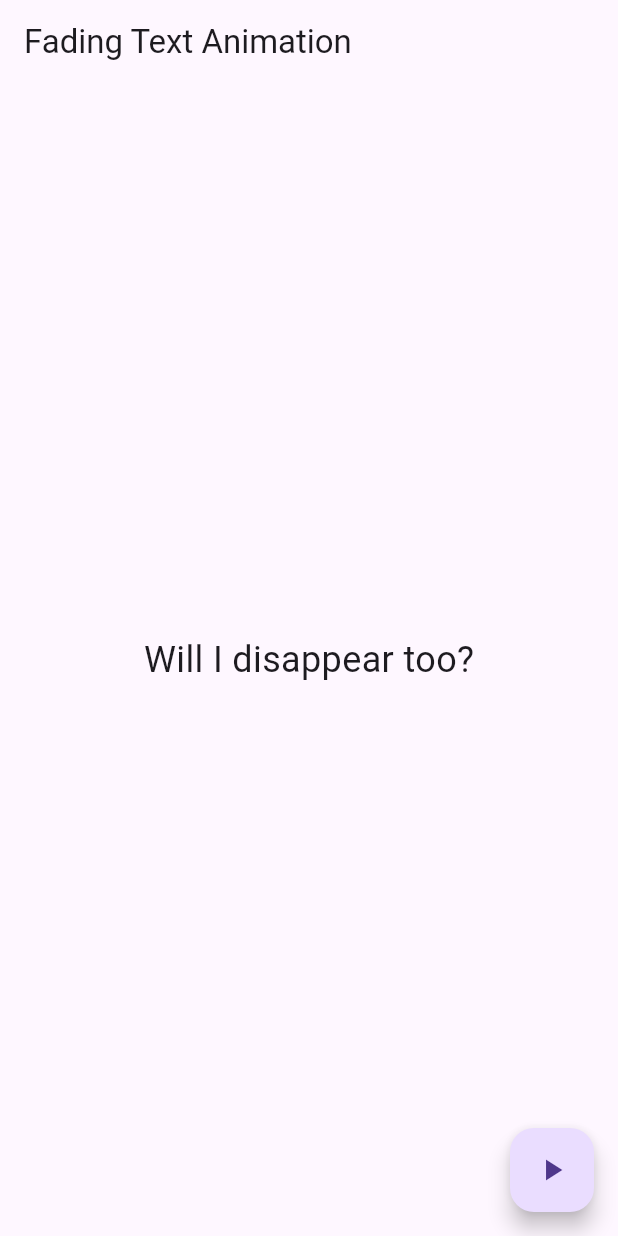
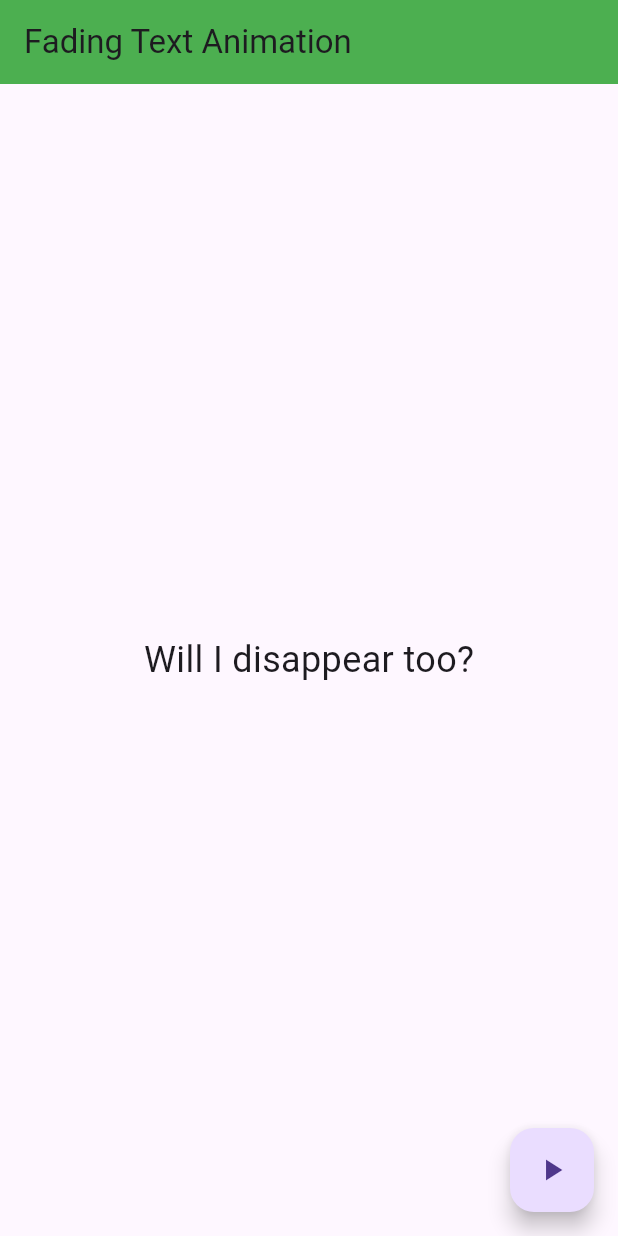
Before and after one commit to SunwooDua/inclass07, a Flutter app: the screen it shows after launch, on a phone screen of 412 x 824 dp. Run offline on Flutter 3.47's test engine with Material 3 defaults, Android fonts, the phone set to English and light mode, and no system bars.

Commit message:
changed color of appbar

```diff
--- a/lib/main.dart
+++ b/lib/main.dart
@@ -48,7 +48,10 @@ class _FadingTextAnimationState extends State<FadingTextAnimation> {
   @override
   Widget build(BuildContext context) {
     return Scaffold(
-      appBar: AppBar(title: Text('Fading Text Animation')),
+      appBar: AppBar(
+        title: Text('Fading Text Animation'),
+        backgroundColor: Colors.blue,
+      ),
       body: Center(
         child: GestureDetector(
           //clicking text changes opacity too
@@ -90,7 +93,10 @@ class _SecondFadingAnimationState extends State<SecondFadingAnimation> {
   @override
   Widget build(BuildContext context) {
     return Scaffold(
-      appBar: AppBar(title: Text('Fading Text Animation')),
+      appBar: AppBar(
+        title: Text('Fading Text Animation'),
+        backgroundColor: Colors.green,
+      ),
       body: Center(
         child: GestureDetector(
           //clicking text changes opacity too
```
